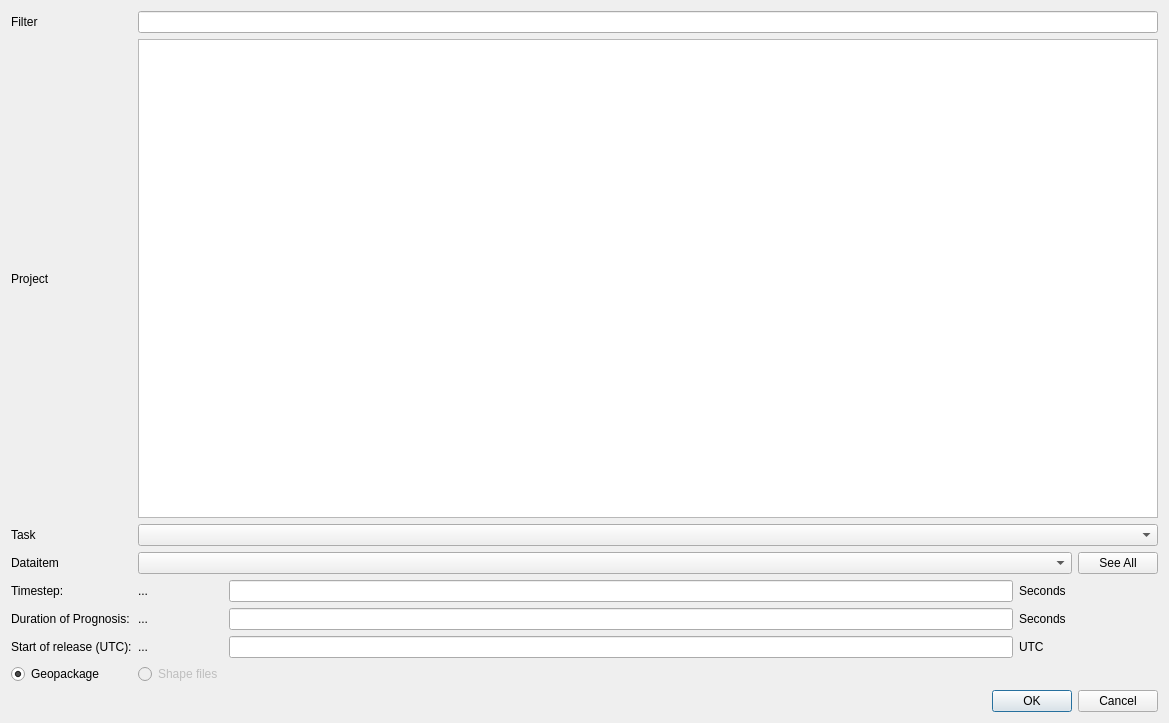
rduivenvoorde/jrodos, file ui/jrodos_dialog_base.ui: the form before one commit.
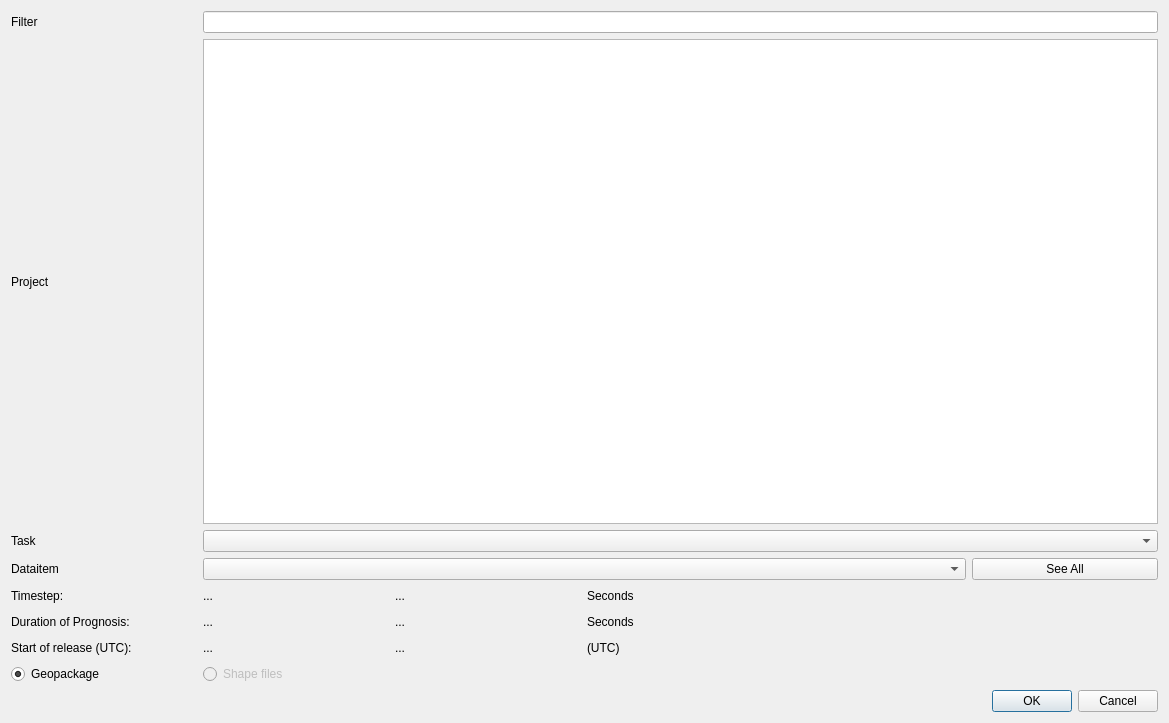
The form after the commit.

Commit message:
Make labels instead of inputs in JRodos dialog
AND show local time there (besides the UTC)

```diff
--- a/ui/jrodos_dialog_base.ui
+++ b/ui/jrodos_dialog_base.ui
@@ -36,7 +36,7 @@
    <item row="6" column="3">
     <widget class="QLabel" name="label_3">
      <property name="text">
-      <string>UTC</string>
+      <string>(UTC)</string>
      </property>
     </widget>
    </item>
@@ -73,20 +73,6 @@
      </property>
     </spacer>
    </item>
-   <item row="6" column="2">
-    <widget class="QLineEdit" name="le_start">
-     <property name="readOnly">
-      <bool>true</bool>
-     </property>
-    </widget>
-   </item>
-   <item row="4" column="2">
-    <widget class="QLineEdit" name="le_steps">
-     <property name="readOnly">
-      <bool>true</bool>
-     </property>
-    </widget>
-   </item>
    <item row="2" column="0">
     <widget class="QLabel" name="label_6">
      <property name="text">
@@ -169,13 +155,6 @@
      </property>
     </widget>
    </item>
-   <item row="5" column="2">
-    <widget class="QLineEdit" name="le_model_length">
-     <property name="readOnly">
-      <bool>true</bool>
-     </property>
-    </widget>
-   </item>
    <item row="3" column="0">
     <widget class="QLabel" name="label_5">
      <property name="text">
@@ -246,6 +225,27 @@
      </property>
     </widget>
    </item>
+   <item row="4" column="2">
+    <widget class="QLabel" name="le_steps">
+     <property name="text">
+      <string>...</string>
+     </property>
+    </widget>
+   </item>
+   <item row="5" column="2">
+    <widget class="QLabel" name="le_model_length">
+     <property name="text">
+      <string>...</string>
+     </property>
+    </widget>
+   </item>
+   <item row="6" column="2">
+    <widget class="QLabel" name="le_start">
+     <property name="text">
+      <string>...</string>
+     </property>
+    </widget>
+   </item>
   </layout>
  </widget>
  <resources/>
```
The commit also changes 1 other file.
